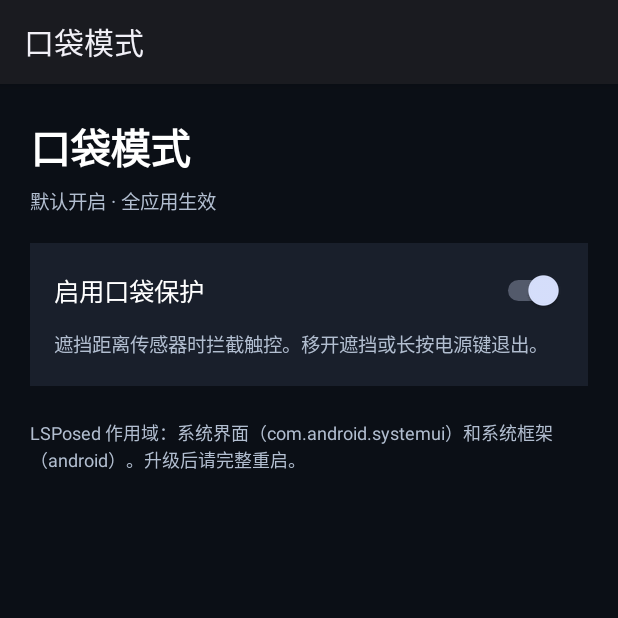
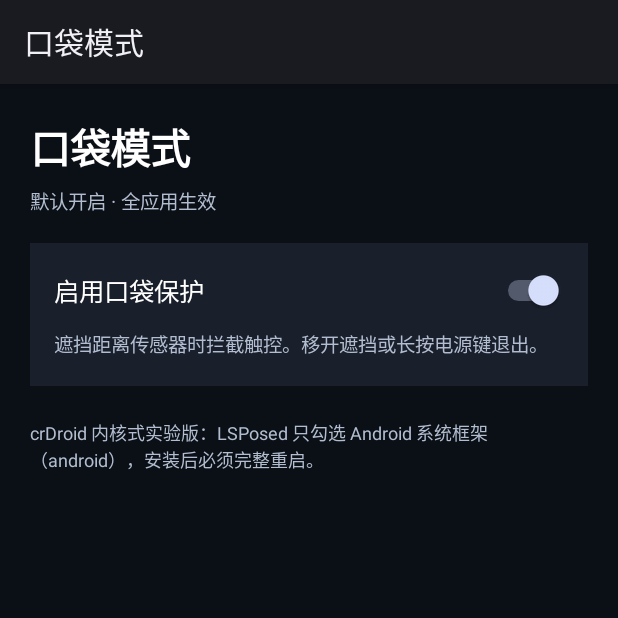
Before and after one commit to Sol1tudeRain/PocketMode, an Android app: the screen it shows after launch (MainActivity), on a phone screen of 412 x 824 dp, the top half of it. Run offline under Robolectric (Android 15) with nearby library versions, the phone set to English and light mode, and no system bars.

Commit message:
Experimental crDroid framework port: MainActivity.java

```diff
--- a/app/src/main/java/org/pocketguard/lsp/MainActivity.java
+++ b/app/src/main/java/org/pocketguard/lsp/MainActivity.java
@@ -81,7 +81,7 @@ public final class MainActivity extends Activity {
             ConfigProvider.notifyUpdated(this);
         });
 
-        TextView footer = label("LSPosed 作用域：系统界面（com.android.systemui）和系统框架（android）。升级后请完整重启。", 12, MUTED, false);
+        TextView footer = label("crDroid 内核式实验版：LSPosed 只勾选 Android 系统框架（android），安装后必须完整重启。", 12, MUTED, false);
         footer.setPadding(0, dp(22), 0, 0);
         root.addView(footer);
     }
```
